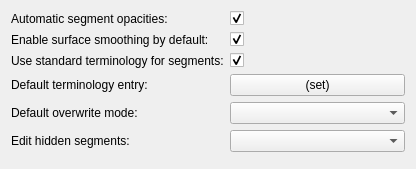
The window that miniSlicer/Slicer/Modules/Loadable/Segmentations/Resources/UI/qSlicerSegmentationsSettingsPanel.ui (jiaqiwang969/Slicer) describes before a commit, drawn with Qt 5.
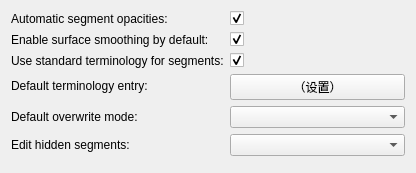
The same window after the commit. Custom widgets are drawn as their Qt base class.

What changed in the file:
```diff
--- a/miniSlicer/Slicer/Modules/Loadable/Segmentations/Resources/UI/qSlicerSegmentationsSettingsPanel.ui
+++ b/miniSlicer/Slicer/Modules/Loadable/Segmentations/Resources/UI/qSlicerSegmentationsSettingsPanel.ui
@@ -103,7 +103,7 @@
       <string>This terminology will be used by default for new segments in an empty segmentation.</string>
      </property>
      <property name="text">
-      <string>(set)</string>
+      <string>（设置）</string>
      </property>
     </widget>
    </item>
```
